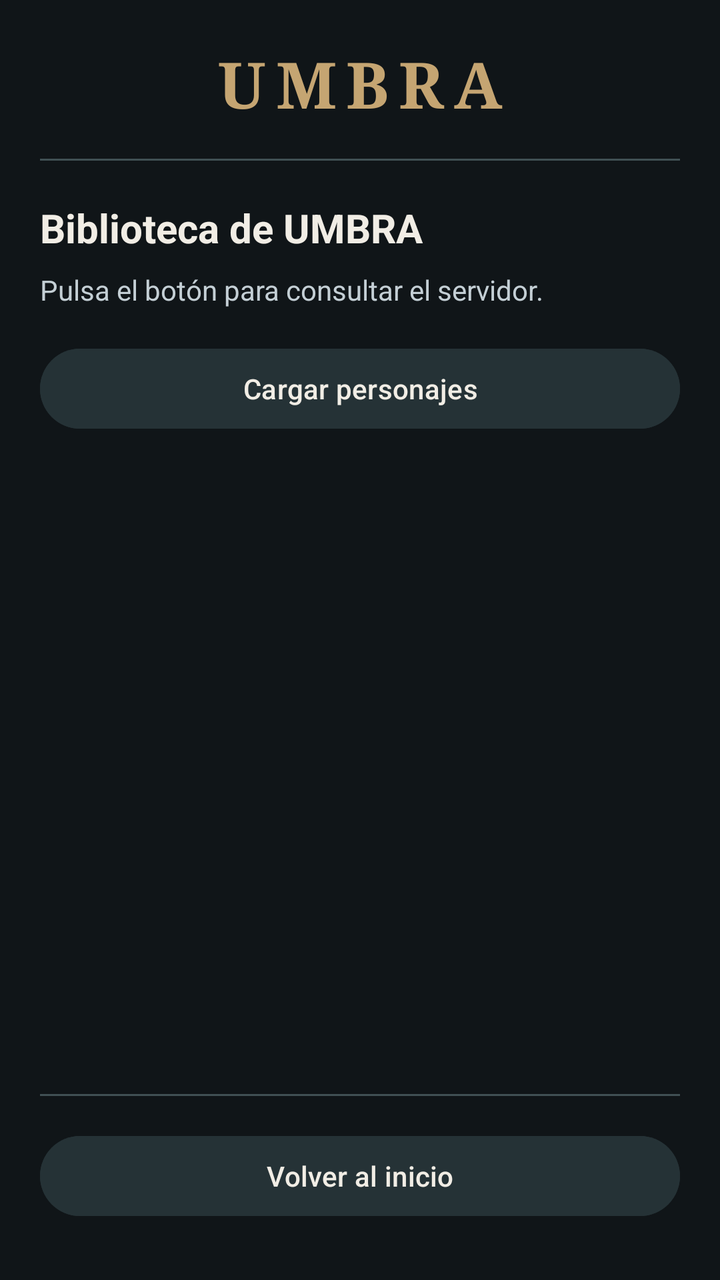
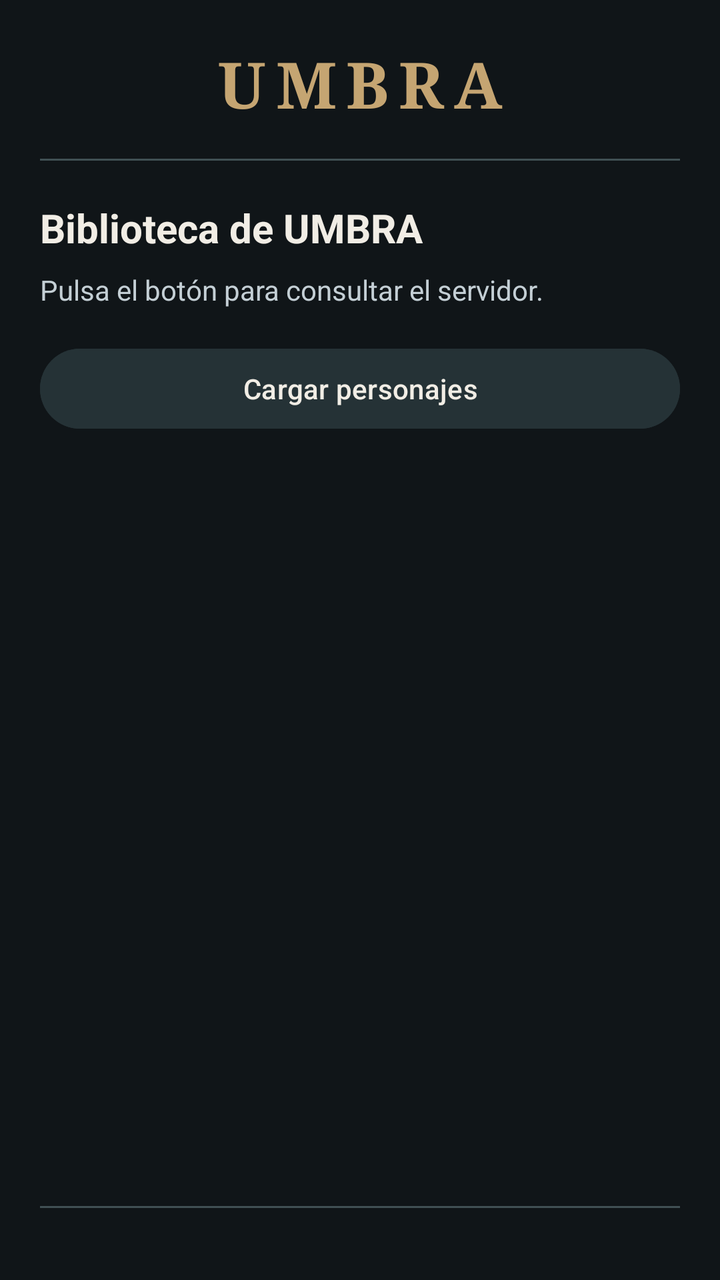

Two renders of the same Android screen: before a commit and after it. Below are the layout's source before the change and the commit's diff.
<!-- AndroidManifest.xml: application theme Theme.UMBRA -->
<!-- res/layout/activity_biblioteca_activity.xml -->
<?xml version="1.0" encoding="utf-8"?>
<LinearLayout xmlns:android="http://schemas.android.com/apk/res/android"
    android:layout_width="match_parent"
    android:layout_height="match_parent"
    android:orientation="vertical"
    android:background="@color/umbra_background"
    android:padding="20dp">

    <TextView
        style="@style/UmbraTitulo"
        android:layout_width="match_parent"
        android:layout_height="wrap_content"
        android:text="@string/app_name"
        android:textSize="32sp"
        android:fontFamily="serif"
        android:letterSpacing="0.15"
        android:gravity="center"
        android:layout_marginBottom="16dp" />

    <View
        android:layout_width="match_parent"
        android:layout_height="1dp"
        android:background="@color/umbra_border"
        android:layout_marginBottom="20dp" />

    <TextView
        android:id="@+id/tituloBiblioteca"
        style="@style/UmbraSubtitulo"
        android:layout_width="match_parent"
        android:layout_height="wrap_content"
        android:layout_marginBottom="8dp"
        android:text="@string/textview_BibliotecaUmbra" />

    <TextView
        android:id="@+id/txtEstado"
        style="@style/UmbraTextoSecundario"
        android:layout_width="match_parent"
        android:layout_height="wrap_content"
        android:layout_marginBottom="16dp"
        android:accessibilityLiveRegion="polite"
        android:text="@string/textview_pulsar_button_para_cargar" />

    <Button
        android:id="@+id/btnCargarPersonajes"
        style="@style/UmbraBotonSecundario"
        android:layout_width="match_parent"
        android:layout_height="wrap_content"
        android:text="@string/button_cargar_personajes"
        android:layout_marginBottom="12dp" />

    <androidx.recyclerview.widget.RecyclerView
        android:id="@+id/recyclerPersonajes"
        android:layout_width="match_parent"
        android:layout_height="0dp"
        android:layout_weight="1"
        android:clipToPadding="false"
        android:paddingTop="8dp"
        android:paddingBottom="12dp" />

    <View
        android:layout_width="match_parent"
        android:layout_height="1dp"
        android:background="@color/umbra_border"
        android:layout_marginTop="8dp"
        android:layout_marginBottom="16dp" />

    <Button
        android:id="@+id/btnCrearPersonaje"
        style="@style/UmbraBotonPrincipal"
        android:layout_width="match_parent"
        android:layout_height="wrap_content"
        android:text="@string/button_crear_personaje"
        android:minHeight="56dp"
        android:layout_marginBottom="8dp"
        android:visibility="gone" />

    <Button
        android:id="@+id/btnVolver"
        style="@style/UmbraBotonSecundario"
        android:layout_width="match_parent"
        android:layout_height="wrap_content"
        android:text="@string/button_volver_inicio"
        android:layout_marginBottom="8dp" />

    <Button
        android:id="@+id/btnCerrarSesion"
        style="@style/UmbraBotonSecundario"
        android:layout_width="match_parent"
        android:layout_height="wrap_content"
        android:text="@string/button_cerrar_sesion"
        android:visibility="gone" />

    <Button
        android:id="@+id/btnIrLogin"
        style="@style/UmbraBotonPrincipal"
        android:layout_width="match_parent"
        android:layout_height="wrap_content"
        android:text="@string/button_ir_login"
        android:visibility="gone" />

</LinearLayout>
<!-- resources referenced by this layout -->
<resources>
  <color name="umbra_background">#101518</color>
  <color name="umbra_border">#405054</color>
  <string name="app_name">UMBRA</string>
  <string name="button_cargar_personajes">Cargar personajes</string>
  <string name="button_cerrar_sesion">Cerrar sesión</string>
  <string name="button_crear_personaje">Crear personaje</string>
  <string name="button_ir_login">Iniciar sesión</string>
  <string name="button_volver_inicio">Volver al inicio</string>
  <string name="textview_BibliotecaUmbra">Biblioteca de UMBRA</string>
  <string name="textview_pulsar_button_para_cargar">Pulsa el botón para consultar el servidor.</string>
  <style name="UmbraBotonPrincipal">
          <item name="android:backgroundTint">@color/umbra_primary</item>
          <item name="android:textColor">@color/umbra_on_primary</item>
          <item name="android:textSize">14sp</item>
          <item name="android:textStyle">bold</item>
          <item name="android:textAllCaps">false</item>
          <item name="android:minHeight">48dp</item>
      </style>
  <style name="UmbraBotonSecundario">
          <item name="android:backgroundTint">@color/umbra_surface_variant</item>
          <item name="android:textColor">@color/umbra_text</item>
          <item name="android:textSize">14sp</item>
          <item name="android:textAllCaps">false</item>
          <item name="android:minHeight">48dp</item>
      </style>
  <style name="UmbraSubtitulo">
          <item name="android:textColor">@color/umbra_text</item>
          <item name="android:textSize">20sp</item>
          <item name="android:textStyle">bold</item>
      </style>
  <style name="UmbraTextoSecundario">
          <item name="android:textColor">@color/umbra_text_secondary</item>
          <item name="android:textSize">14sp</item>
      </style>
  <style name="UmbraTitulo">
          <item name="android:textColor">@color/umbra_primary</item>
          <item name="android:textSize">28sp</item>
          <item name="android:textStyle">bold</item>
      </style>
  <style name="Theme.UMBRA" parent="Base.Theme.UMBRA" />
  <color name="umbra_primary">#C5A572</color>
  <color name="umbra_on_primary">#101518</color>
  <color name="umbra_surface_variant">#253236</color>
  <color name="umbra_text">#F1EDE5</color>
  <color name="umbra_text_secondary">#C4CFD5</color>
  <style name="Base.Theme.UMBRA" parent="Theme.Material3.DayNight.NoActionBar">
  
          <item name="colorPrimary">@color/umbra_primary</item>
          <item name="colorPrimaryDark">@color/umbra_primary_dark</item>
          <item name="colorAccent">@color/umbra_primary</item>
  
          <item name="android:windowBackground">@color/umbra_background</item>
          <item name="android:statusBarColor">@color/umbra_background</item>
          <item name="android:navigationBarColor">@color/umbra_background</item>
  
          <item name="android:windowLightStatusBar">false</item>
  
          <item name="android:textColorPrimary">@color/umbra_text</item>
          <item name="android:textColorSecondary">@color/umbra_text_secondary</item>
  
      </style>
  <color name="umbra_primary_dark">#917447</color>
</resources>

<!-- the commit's change to res/layout/activity_biblioteca_activity.xml (unified diff, before → after) -->
@@ -74,13 +74,6 @@
         android:layout_marginBottom="8dp"
         android:visibility="gone" />
 
-    <Button
-        android:id="@+id/btnVolver"
-        style="@style/UmbraBotonSecundario"
-        android:layout_width="match_parent"
-        android:layout_height="wrap_content"
-        android:text="@string/button_volver_inicio"
-        android:layout_marginBottom="8dp" />
 
     <Button
         android:id="@+id/btnCerrarSesion"
<!-- resource entries referenced after the edit -->
@@ -7,7 +7,6 @@
   <string name="button_cerrar_sesion">Cerrar sesión</string>
   <string name="button_crear_personaje">Crear personaje</string>
   <string name="button_ir_login">Iniciar sesión</string>
-  <string name="button_volver_inicio">Volver al inicio</string>
   <string name="textview_BibliotecaUmbra">Biblioteca de UMBRA</string>
   <string name="textview_pulsar_button_para_cargar">Pulsa el botón para consultar el servidor.</string>
   <style name="UmbraBotonPrincipal">
